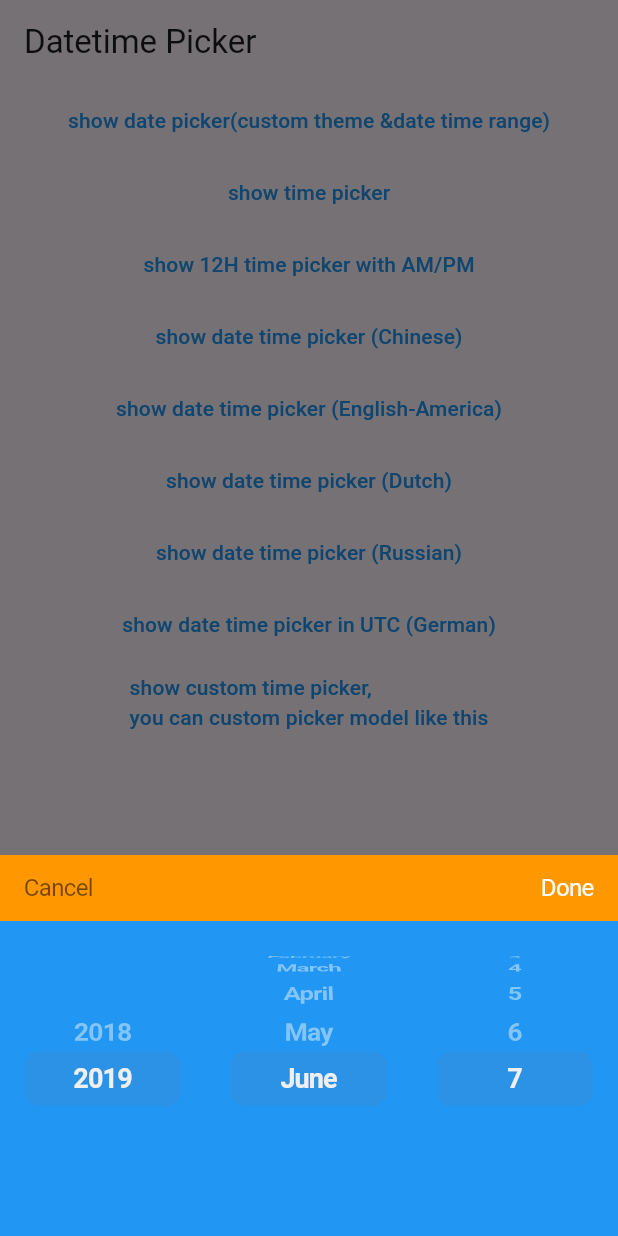
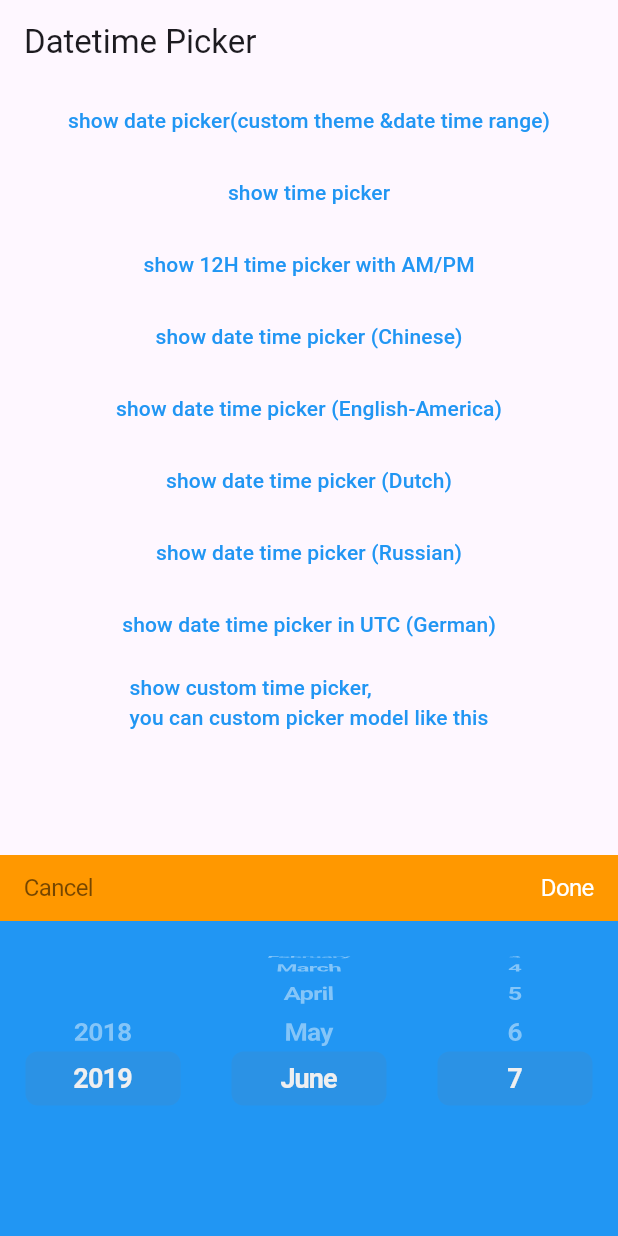
Before and after one commit to axel-co-jp/flutter_datetime_picker-1.5.1-patched, a Flutter app: the screen it shows after launch, after a tap on "show date picker(custom theme &date time", on a phone screen of 412 x 824 dp. Run offline on Flutter 3.47's test engine with Material 3 defaults, Android fonts, the phone set to English and light mode, and no system bars.

Commit message:
Fix picker_theme

```diff
--- a/example/lib/main.dart
+++ b/example/lib/main.dart
@@ -1,5 +1,7 @@
 import 'package:flutter/material.dart';
 import 'package:flutter_datetime_picker/flutter_datetime_picker.dart';
+import 'package:flutter_datetime_picker/src/datetime_picker_theme.dart'
+    as picker_theme;
 
 void main() => runApp(new MyApp());
 
@@ -108,7 +110,7 @@ class HomePage extends StatelessWidget {
                       showTitleActions: true,
                       minTime: DateTime(2018, 3, 5),
                       maxTime: DateTime(2019, 6, 7),
-                      theme: DatePickerTheme(
+                      theme: picker_theme.DatePickerTheme(
                           headerColor: Colors.orange,
                           backgroundColor: Colors.blue,
                           itemStyle: TextStyle(
--- a/example/pubspec.yaml
+++ b/example/pubspec.yaml
@@ -1,3 +1,5 @@
+publish_to: none # パッケージを公開不可にする
+
 name: example
 description: A new Flutter application.
 
--- a/lib/flutter_datetime_picker.dart
+++ b/lib/flutter_datetime_picker.dart
@@ -3,7 +3,8 @@ library flutter_datetime_picker;
 import 'dart:async';
 import 'package:flutter/cupertino.dart';
 import 'package:flutter/material.dart';
-import 'package:flutter_datetime_picker/src/datetime_picker_theme.dart';
+import 'package:flutter_datetime_picker/src/datetime_picker_theme.dart'
+    as picker_theme;
 import 'package:flutter_datetime_picker/src/date_model.dart';
 import 'package:flutter_datetime_picker/src/i18n_model.dart';
 
@@ -29,7 +30,7 @@ class DatePicker {
     DateCancelledCallback? onCancel,
     locale: LocaleType.en,
     DateTime? currentTime,
-    DatePickerTheme? theme,
+    picker_theme.DatePickerTheme? theme,
   }) async {
     return await Navigator.push(
       context,
@@ -64,7 +65,7 @@ class DatePicker {
     DateCancelledCallback? onCancel,
     locale: LocaleType.en,
     DateTime? currentTime,
-    DatePickerTheme? theme,
+    picker_theme.DatePickerTheme? theme,
   }) async {
     return await Navigator.push(
       context,
@@ -97,7 +98,7 @@ class DatePicker {
     DateCancelledCallback? onCancel,
     locale: LocaleType.en,
     DateTime? currentTime,
-    DatePickerTheme? theme,
+    picker_theme.DatePickerTheme? theme,
   }) async {
     return await Navigator.push(
       context,
@@ -131,7 +132,7 @@ class DatePicker {
     DateCancelledCallback? onCancel,
     locale: LocaleType.en,
     DateTime? currentTime,
-    DatePickerTheme? theme,
+    picker_theme.DatePickerTheme? theme,
   }) async {
     return await Navigator.push(
       context,
@@ -165,7 +166,7 @@ class DatePicker {
     DateCancelledCallback? onCancel,
     locale: LocaleType.en,
     BasePickerModel? pickerModel,
-    DatePickerTheme? theme,
+    picker_theme.DatePickerTheme? theme,
   }) async {
     return await Navigator.push(
       context,
@@ -190,13 +191,13 @@ class _DatePickerRoute<T> extends PopupRoute<T> {
     this.onChanged,
     this.onConfirm,
     this.onCancel,
-    DatePickerTheme? theme,
+    picker_theme.DatePickerTheme? theme,
     this.barrierLabel,
     this.locale,
     RouteSettings? settings,
     BasePickerModel? pickerModel,
   })  : this.pickerModel = pickerModel ?? DatePickerModel(),
-        this.theme = theme ?? DatePickerTheme(),
+        this.theme = theme ?? picker_theme.DatePickerTheme(),
         super(settings: settings);
 
   final bool? showTitleActions;
@@ -204,7 +205,7 @@ class _DatePickerRoute<T> extends PopupRoute<T> {
   final DateChangedCallback? onConfirm;
   final DateCancelledCallback? onCancel;
   final LocaleType? locale;
-  final DatePickerTheme theme;
+  final picker_theme.DatePickerTheme theme;
   final BasePickerModel pickerModel;
 
   @override
@@ -217,7 +218,7 @@ class _DatePickerRoute<T> extends PopupRoute<T> {
   final String? barrierLabel;
 
   @override
-  Color get barrierColor => Colors.black54;
+  Color get barrierColor => Colors.transparent;
 
   AnimationController? _animationController;
 
@@ -281,7 +282,7 @@ class _DatePickerState extends State<_DatePickerComponent> {
   }
 
   void refreshScrollOffset() {
-//    print('refreshScrollOffset ${widget.pickerModel.currentRightIndex()}');
+    print('refreshScrollOffset ${widget.pickerModel.currentRightIndex()}');
     leftScrollCtrl = FixedExtentScrollController(
         initialItem: widget.pickerModel.currentLeftIndex());
     middleScrollCtrl = FixedExtentScrollController(
@@ -292,7 +293,7 @@ class _DatePickerState extends State<_DatePickerComponent> {
 
   @override
   Widget build(BuildContext context) {
-    DatePickerTheme theme = widget.route.theme;
+    picker_theme.DatePickerTheme theme = widget.route.theme;
     return GestureDetector(
       child: AnimatedBuilder(
         animation: widget.route.animation!,
@@ -325,7 +326,7 @@ class _DatePickerState extends State<_DatePickerComponent> {
     }
   }
 
-  Widget _renderPickerView(DatePickerTheme theme) {
+  Widget _renderPickerView(picker_theme.DatePickerTheme theme) {
     Widget itemView = _renderItemView(theme);
     if (widget.route.showTitleActions == true) {
       return Column(
@@ -340,7 +341,7 @@ class _DatePickerState extends State<_DatePickerComponent> {
 
   Widget _renderColumnView(
     ValueKey key,
-    DatePickerTheme theme,
+    picker_theme.DatePickerTheme theme,
     StringAtIndexCallBack stringAtIndexCB,
     ScrollController scrollController,
     int layoutProportion,
@@ -395,7 +396,7 @@ class _DatePickerState extends State<_DatePickerComponent> {
     );
   }
 
-  Widget _renderItemView(DatePickerTheme theme) {
+  Widget _renderItemView(picker_theme.DatePickerTheme theme) {
     return Container(
       color: theme.backgroundColor,
       child: Row(
@@ -467,7 +468,7 @@ class _DatePickerState extends State<_DatePickerComponent> {
   }
 
   // Title View
-  Widget _renderTitleActionsView(DatePickerTheme theme) {
+  Widget _renderTitleActionsView(picker_theme.DatePickerTheme theme) {
     final done = _localeDone();
     final cancel = _localeCancel();
 
@@ -539,7 +540,7 @@ class _BottomPickerLayout extends SingleChildLayoutDelegate {
   final double progress;
   final int? itemCount;
   final bool? showTitleActions;
-  final DatePickerTheme theme;
+  final picker_theme.DatePickerTheme theme;
   final double bottomPadding;
 
   @override
```
